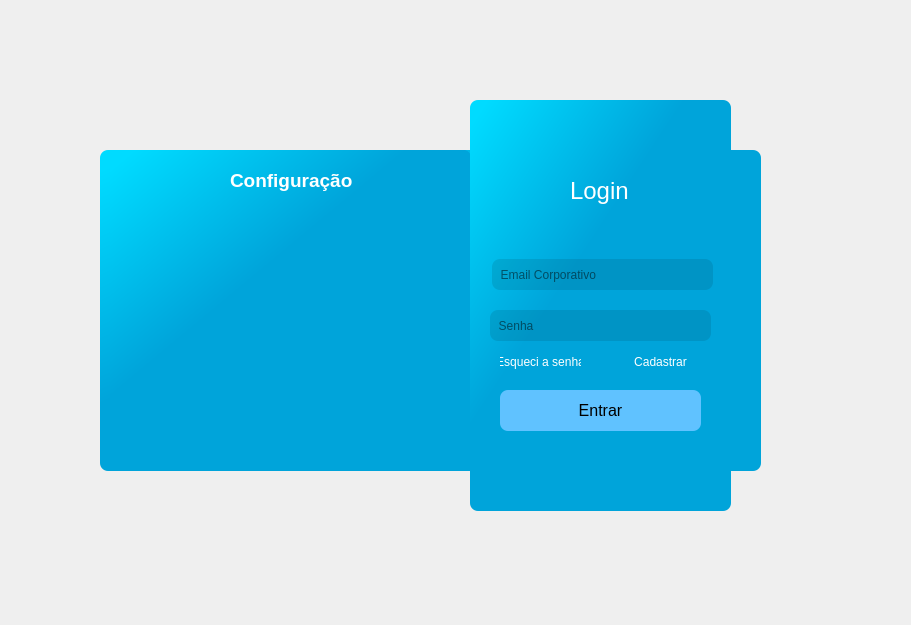
Above: infra/ui/login.ui from F-moreno/projeto-final-ciclo1 before the change. Below: the same form after it.
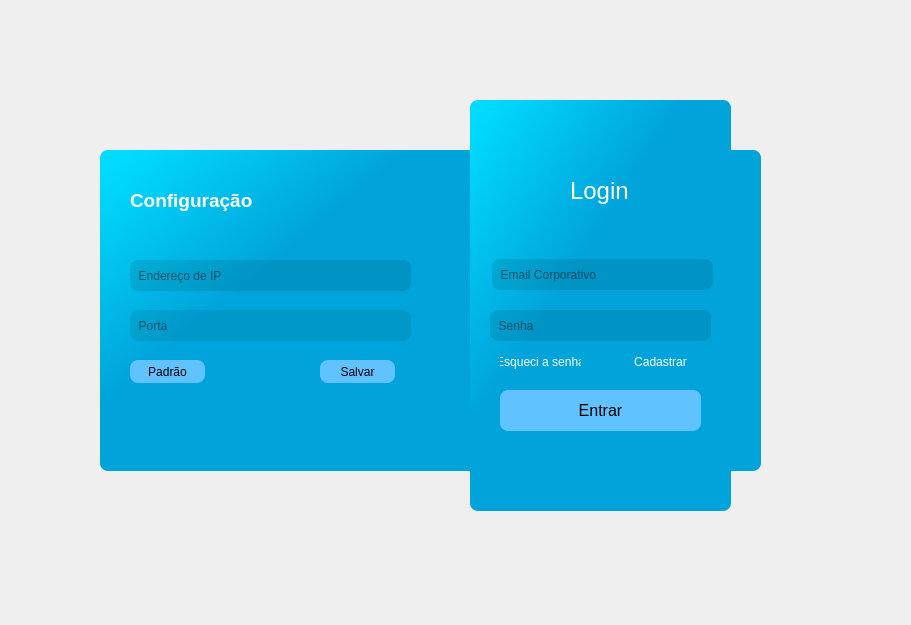
That is the form after the change. The open tabs and pages were chosen to show the change. Icons and pictures are not drawn.

Commit message: botão close e página configurações

What changed in the file:
```diff
--- a/infra/ui/login.ui
+++ b/infra/ui/login.ui
@@ -51,8 +51,8 @@
      <widget class="QLabel" name="label_3">
       <property name="geometry">
        <rect>
-        <x>120</x>
-        <y>10</y>
+        <x>20</x>
+        <y>30</y>
         <width>131</width>
         <height>41</height>
        </rect>
@@ -72,6 +72,90 @@
        <string>Configuração</string>
       </property>
      </widget>
+     <widget class="QLineEdit" name="txt_ip">
+      <property name="geometry">
+       <rect>
+        <x>20</x>
+        <y>110</y>
+        <width>281</width>
+        <height>31</height>
+       </rect>
+      </property>
+      <property name="styleSheet">
+       <string notr="true">background-color: rgba(0,0,0,25);</string>
+      </property>
+      <property name="placeholderText">
+       <string>  Endereço de IP</string>
+      </property>
+     </widget>
+     <widget class="QLineEdit" name="txt_porta">
+      <property name="geometry">
+       <rect>
+        <x>20</x>
+        <y>160</y>
+        <width>281</width>
+        <height>31</height>
+       </rect>
+      </property>
+      <property name="styleSheet">
+       <string notr="true">background-color: rgba(0,0,0,20);</string>
+      </property>
+      <property name="placeholderText">
+       <string>  Porta</string>
+      </property>
+     </widget>
+     <widget class="QPushButton" name="pushButton">
+      <property name="geometry">
+       <rect>
+        <x>210</x>
+        <y>210</y>
+        <width>75</width>
+        <height>23</height>
+       </rect>
+      </property>
+      <property name="styleSheet">
+       <string notr="true">
+QPushButton:hover{
+	color: rgb(255, 255, 255);
+	
+	background-color: rgb(0, 170, 255);
+}
+QPushButton {
+	
+	background-color: rgb(96, 194, 255);
+}
+</string>
+      </property>
+      <property name="text">
+       <string>Salvar</string>
+      </property>
+     </widget>
+     <widget class="QPushButton" name="btn_padrao">
+      <property name="geometry">
+       <rect>
+        <x>20</x>
+        <y>210</y>
+        <width>75</width>
+        <height>23</height>
+       </rect>
+      </property>
+      <property name="styleSheet">
+       <string notr="true">
+QPushButton:hover{
+	color: rgb(255, 255, 255);
+	
+	background-color: rgb(0, 170, 255);
+}
+QPushButton {
+	
+	background-color: rgb(96, 194, 255);
+}
+</string>
+      </property>
+      <property name="text">
+       <string>Padrão</string>
+      </property>
+     </widget>
     </widget>
     <widget class="QWidget" name="pg_home">
      <widget class="QLabel" name="label">
```
Left out of the diff: 40 changed lines with no effect on the pictures. The commit also changes 2 other files.
